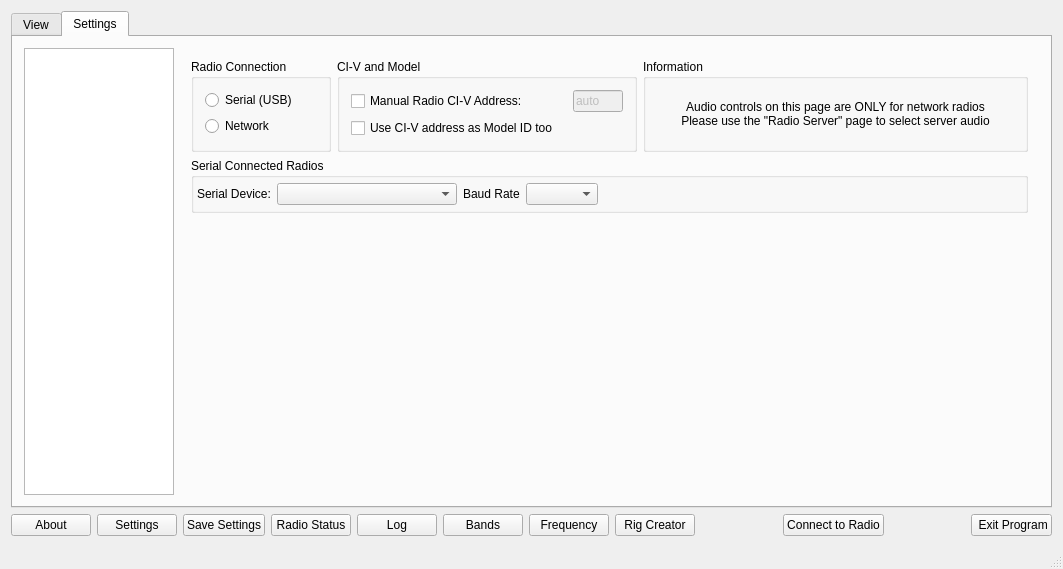
The window that wfmain.ui (adecarolis/wfweb) describes before a commit, drawn with Qt 5.
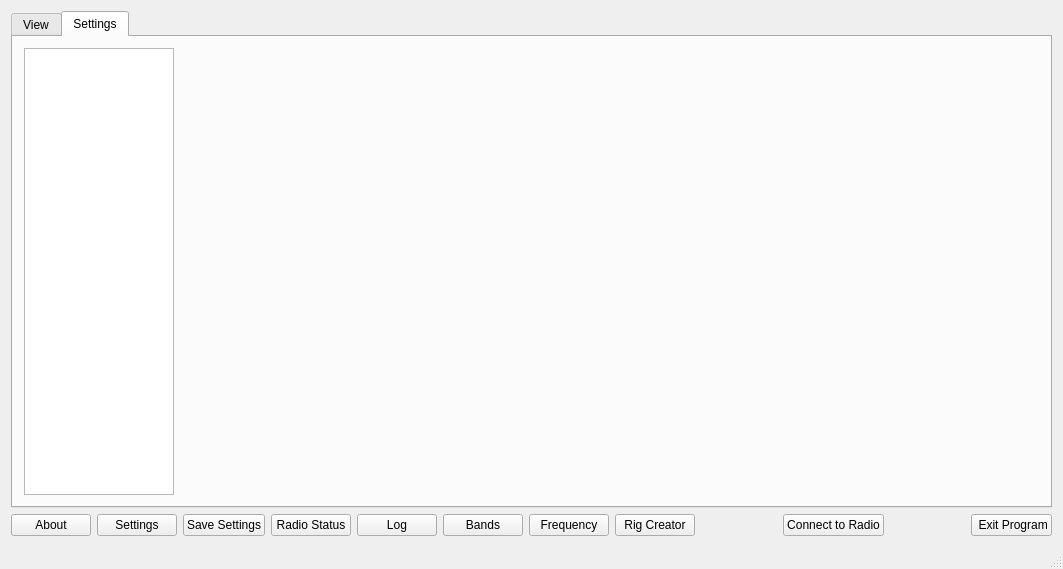
The same window after the commit. The open tabs and pages were chosen to show the change. Custom widgets are drawn as their Qt base class.

The edit to the form file:
```diff
--- a/wfmain.ui
+++ b/wfmain.ui
@@ -1551,269 +1551,6 @@
             </property>
             <widget class="QWidget" name="radioAccess">
              <layout class="QVBoxLayout" name="verticalLayout_21">
-              <item>
-               <layout class="QHBoxLayout" name="horizontalLayout_4">
-                <item>
-                 <widget class="QGroupBox" name="groupBox">
-                  <property name="minimumSize">
-                   <size>
-                    <width>140</width>
-                    <height>0</height>
-                   </size>
-                  </property>
-                  <property name="title">
-                   <string>Radio Connection</string>
-                  </property>
-                  <layout class="QVBoxLayout" name="verticalLayout_5">
-                   <item>
-                    <widget class="QRadioButton" name="serialEnableBtn">
-                     <property name="text">
-                      <string>Serial (USB)</string>
-                     </property>
-                     <attribute name="buttonGroup">
-                      <string notr="true">buttonGroup</string>
-                     </attribute>
-                    </widget>
-                   </item>
-                   <item>
-                    <widget class="QRadioButton" name="lanEnableBtn">
-                     <property name="text">
-                      <string>Network</string>
-                     </property>
-                     <attribute name="buttonGroup">
-                      <string notr="true">buttonGroup</string>
-                     </attribute>
-                    </widget>
-                   </item>
-                  </layout>
-                 </widget>
-                </item>
-                <item>
-                 <widget class="QGroupBox" name="groupBox_8">
-                  <property name="minimumSize">
-                   <size>
-                    <width>300</width>
-                    <height>0</height>
-                   </size>
-                  </property>
-                  <property name="maximumSize">
-                   <size>
-                    <width>300</width>
-                    <height>16777215</height>
-                   </size>
-                  </property>
-                  <property name="title">
-                   <string>CI-V and Model</string>
-                  </property>
-                  <layout class="QGridLayout" name="gridLayout">
-                   <item row="0" column="0">
-                    <widget class="QCheckBox" name="rigCIVManualAddrChk">
-                     <property name="toolTip">
-                      <string>&lt;html&gt;&lt;head/&gt;&lt;body&gt;&lt;p&gt;If you are using an older (year 2010) radio, you may need to enable this option to manually specify the CI-V address. This option is also useful for radios that do not have CI-V Transceive enabled and thus will not answer our broadcast query for connected rigs on the CI-V bus.&lt;/p&gt;&lt;p&gt;If you have a modern radio with CI-V Transceive enabled, you should not need to check this box. &lt;/p&gt;&lt;p&gt;You will need to Save Settings and re-launch wfview for this to take effect. &lt;/p&gt;&lt;/body&gt;&lt;/html&gt;</string>
-                     </property>
-                     <property name="text">
-                      <string>Manual Radio CI-V Address:</string>
-                     </property>
-                    </widget>
-                   </item>
-                   <item row="2" column="0">
-                    <widget class="QCheckBox" name="useCIVasRigIDChk">
-                     <property name="toolTip">
-                      <string>&lt;html&gt;&lt;head/&gt;&lt;body&gt;&lt;p&gt;Only check for older radios!&lt;/p&gt;&lt;p&gt;This checkbox forces wfview to trust that the CI-V address is also the model number of the radio. This is only useful for older radios that do not reply to our Rig ID requests (0x19 0x00). Do not check this box unless you have an older radio. &lt;/p&gt;&lt;/body&gt;&lt;/html&gt;</string>
-                     </property>
-                     <property name="text">
-                      <string>Use CI-V address as Model ID too</string>
-                     </property>
-                    </widget>
-                   </item>
-                   <item row="0" column="1">
-                    <widget class="QLineEdit" name="rigCIVaddrHexLine">
-                     <property name="enabled">
-                      <bool>false</bool>
-                     </property>
-                     <property name="minimumSize">
-                      <size>
-                       <width>50</width>
-                       <height>0</height>
-                      </size>
-                     </property>
-                     <property name="maximumSize">
-                      <size>
-                       <width>50</width>
-                       <height>16777215</height>
-                      </size>
-                     </property>
-                     <property name="toolTip">
-                      <string>&lt;html&gt;&lt;head/&gt;&lt;body&gt;&lt;p&gt;Enter the address in as hexadecimal, without any prefix, just as the radio presents the address in the menu. &lt;/p&gt;&lt;p&gt;Here are some common examples:&lt;/p&gt;
-&lt;p&gt;IC-706: 58 
-&lt;br/&gt;IC-756: 50
-&lt;br/&gt;IC-756 Pro: 5C
-&lt;br/&gt;IC-756 Pro II: 64
-&lt;br/&gt;IC-756 Pro III: 6E
-&lt;br/&gt;IC-7000: 70
-&lt;br/&gt;IC-7100: 88
-&lt;br/&gt;IC-7200: 76 
-&lt;br/&gt;IC-7300: 94
-&lt;/p&gt;&lt;p&gt;This setting is typically needed for older radios and for radios that do not have CI-V Transceive enabled. &lt;/p&gt;
-&lt;p&gt;After changing, press Save Settings and re-launch wfview.&lt;/p&gt;&lt;/body&gt;&lt;/html&gt;</string>
-                     </property>
-                     <property name="text">
-                      <string>auto</string>
-                     </property>
-                    </widget>
-                   </item>
-                  </layout>
-                 </widget>
-                </item>
-                <item>
-                 <widget class="QGroupBox" name="groupBox_11">
-                  <property name="sizePolicy">
-                   <sizepolicy hsizetype="Expanding" vsizetype="Preferred">
-                    <horstretch>0</horstretch>
-                    <verstretch>0</verstretch>
-                   </sizepolicy>
-                  </property>
-                  <property name="title">
-                   <string>Information</string>
-                  </property>
-                  <property name="checkable">
-                   <bool>false</bool>
-                  </property>
-                  <layout class="QVBoxLayout" name="verticalLayout_19">
-                   <item>
-                    <layout class="QVBoxLayout" name="verticalLayout_22">
-                     <item>
-                      <widget class="QLabel" name="label_53">
-                       <property name="text">
-                        <string>Audio controls on this page are ONLY for network radios
-Please use the &quot;Radio Server&quot; page to select server audio</string>
-                       </property>
-                       <property name="alignment">
-                        <set>Qt::AlignCenter</set>
-                       </property>
-                      </widget>
-                     </item>
-                    </layout>
-                   </item>
-                  </layout>
-                 </widget>
-                </item>
-               </layout>
-              </item>
-              <item>
-               <layout class="QHBoxLayout" name="horizontalLayout_5">
-                <property name="topMargin">
-                 <number>0</number>
-                </property>
-                <item>
-                 <widget class="QGroupBox" name="groupBox_6">
-                  <property name="title">
-                   <string>Serial Connected Radios</string>
-                  </property>
-                  <layout class="QHBoxLayout" name="serialConnectedRadioLayout">
-                   <property name="leftMargin">
-                    <number>3</number>
-                   </property>
-                   <property name="topMargin">
-                    <number>5</number>
-                   </property>
-                   <property name="rightMargin">
-                    <number>3</number>
-                   </property>
-                   <property name="bottomMargin">
-                    <number>5</number>
-                   </property>
-                   <item>
-                    <widget class="QLabel" name="label_4">
-                     <property name="text">
-                      <string>Serial Device:</string>
-                     </property>
-                    </widget>
-                   </item>
-                   <item>
-                    <widget class="QComboBox" name="serialDeviceListCombo">
-                     <property name="minimumSize">
-                      <size>
-                       <width>180</width>
-                       <height>0</height>
-                      </size>
-                     </property>
-                     <property name="maximumSize">
-                      <size>
-                       <width>180</width>
-                       <height>16777215</height>
-                      </size>
-                     </property>
-                    </widget>
-                   </item>
-                   <item>
-                    <widget class="QLabel" name="label_5">
-                     <property name="text">
-                      <string>Baud Rate</string>
-                     </property>
-                    </widget>
-                   </item>
-                   <item>
-                    <widget class="QComboBox" name="baudRateCombo">
-                     <property name="maximumSize">
-                      <size>
-                       <width>120</width>
-                       <height>16777215</height>
-                      </size>
-                     </property>
-                    </widget>
-                   </item>
-                   <item>
-                    <spacer name="horizontalSpacer_4">
-                     <property name="orientation">
-                      <enum>Qt::Horizontal</enum>
-                     </property>
-                     <property name="sizeHint" stdset="0">
-                      <size>
-                       <width>40</width>
-                       <height>20</height>
-                      </size>
-                     </property>
-                    </spacer>
-                   </item>
-                  </layout>
-                 </widget>
-                </item>
-               </layout>
-              </item>
-              <item>
-               <layout class="QHBoxLayout" name="horizontalLayout_7">
-                <property name="leftMargin">
-                 <number>0</number>
-                </property>
-                <property name="topMargin">
-                 <number>0</number>
-                </property>
-                <property name="rightMargin">
-                 <number>0</number>
-                </property>
-               </layout>
-              </item>
-              <item>
-               <layout class="QHBoxLayout" name="horizontalLayout_15">
-                <property name="topMargin">
-                 <number>0</number>
-                </property>
-                <item>
-                 <spacer name="horizontalSpacer_5">
-                  <property name="orientation">
-                   <enum>Qt::Horizontal</enum>
-                  </property>
-                  <property name="sizeHint" stdset="0">
-                   <size>
-                    <width>40</width>
-                    <height>20</height>
-                   </size>
-                  </property>
-                 </spacer>
-                </item>
-               </layout>
-              </item>
               <item>
                <spacer name="verticalSpacer">
                 <property name="orientation">
```
Left out of the diff: 327 changed lines with no effect on the pictures.
